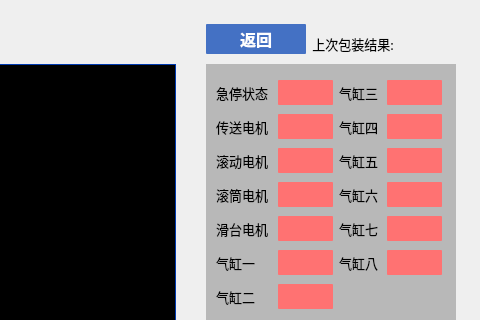
Before: the Qt Designer form main_page/screencheck.ui in jaueone/Magnetic, drawn with Qt 5; both pictures show x 544 to 1024 and y 0 to 320 of the 1024 by 761 pixel window.
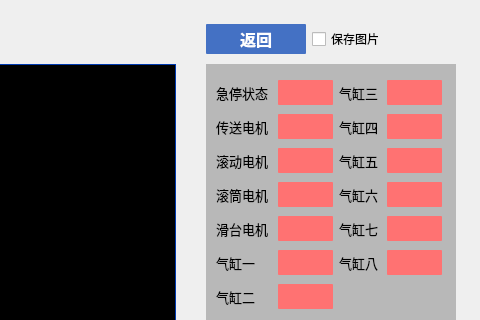
After: the same form once the commit is applied.

Commit message: 1，修改保存图片路径，存在D:/qt_photo/目录下面   2，添加设置参数警告，相机需在停止抓图的情况下设置参数

```diff
--- a/main_page/screencheck.ui
+++ b/main_page/screencheck.ui
@@ -344,18 +344,17 @@
        </widget>
       </item>
       <item>
-       <widget class="QLabel" name="label_8">
+       <widget class="QCheckBox" name="checkBox">
         <property name="font">
          <font>
           <family>微软雅黑</family>
-          <pointsize>10</pointsize>
          </font>
         </property>
         <property name="text">
-         <string>上次包装结果:</string>
+         <string>保存图片</string>
         </property>
-        <property name="alignment">
-         <set>Qt::AlignBottom|Qt::AlignHCenter</set>
+        <property name="tristate">
+         <bool>false</bool>
         </property>
        </widget>
       </item>
@@ -371,7 +370,7 @@
          <string/>
         </property>
         <property name="alignment">
-         <set>Qt::AlignBottom|Qt::AlignHCenter</set>
+         <set>Qt::AlignCenter</set>
         </property>
        </widget>
       </item>
```
The commit also changes 5 other files.
